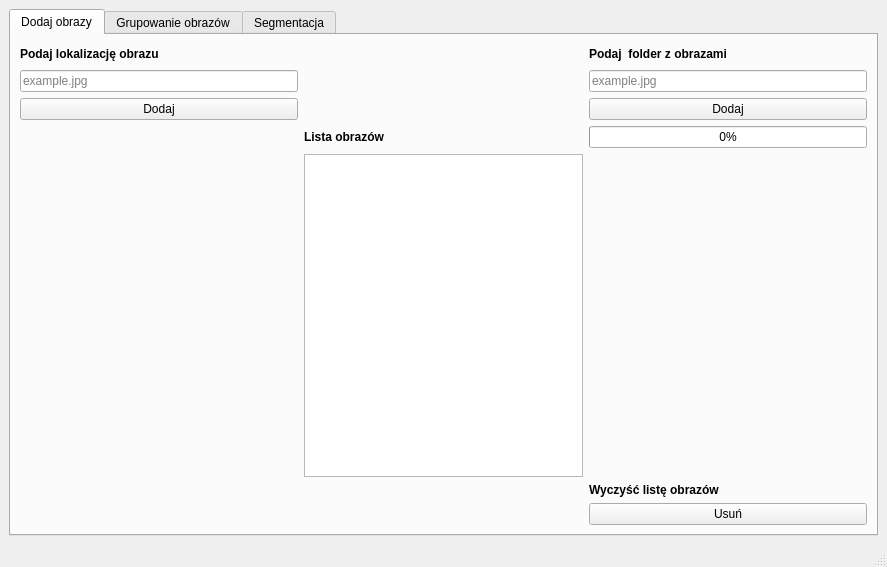
wranidlo/ImageSegmentation, file gui/designer.ui: the form before one commit.
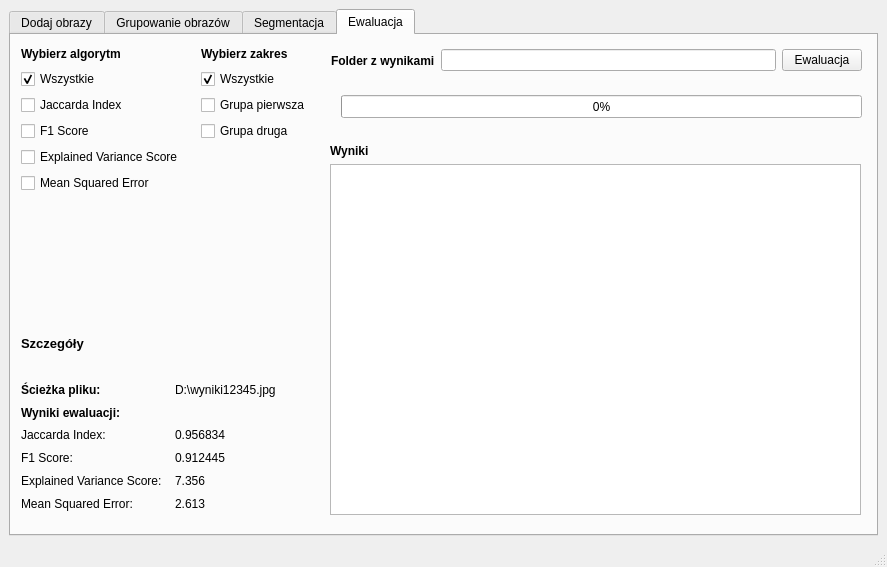
The form after the commit. The open tabs and pages were chosen to show the change.

Commit message:
GUI - fourth tab
Tab for evaluation added but without response to user actions (only view).

```diff
--- a/gui/designer.ui
+++ b/gui/designer.ui
@@ -510,6 +510,327 @@
         </item>
        </layout>
       </widget>
+      <widget class="QWidget" name="tab4">
+       <attribute name="title">
+        <string>Ewaluacja</string>
+       </attribute>
+       <widget class="QWidget" name="verticalLayoutWidget">
+        <property name="geometry">
+         <rect>
+          <x>10</x>
+          <y>10</y>
+          <width>174</width>
+          <height>148</height>
+         </rect>
+        </property>
+        <layout class="QVBoxLayout" name="verticalLayout_4">
+         <item>
+          <widget class="QLabel" name="label_11">
+           <property name="font">
+            <font>
+             <weight>75</weight>
+             <bold>true</bold>
+            </font>
+           </property>
+           <property name="text">
+            <string>Wybierz algorytm</string>
+           </property>
+           <property name="textFormat">
+            <enum>Qt::AutoText</enum>
+           </property>
+          </widget>
+         </item>
+         <item>
+          <widget class="QCheckBox" name="checkBox_8">
+           <property name="text">
+            <string>Wszystkie</string>
+           </property>
+           <property name="checked">
+            <bool>true</bool>
+           </property>
+          </widget>
+         </item>
+         <item>
+          <widget class="QCheckBox" name="checkBox">
+           <property name="text">
+            <string>Jaccarda Index</string>
+           </property>
+          </widget>
+         </item>
+         <item>
+          <widget class="QCheckBox" name="checkBox_2">
+           <property name="text">
+            <string>F1 Score</string>
+           </property>
+          </widget>
+         </item>
+         <item>
+          <widget class="QCheckBox" name="checkBox_3">
+           <property name="text">
+            <string>Explained Variance Score</string>
+           </property>
+          </widget>
+         </item>
+         <item>
+          <widget class="QCheckBox" name="checkBox_4">
+           <property name="text">
+            <string>Mean Squared Error</string>
+           </property>
+          </widget>
+         </item>
+        </layout>
+       </widget>
+       <widget class="QWidget" name="verticalLayoutWidget_2">
+        <property name="geometry">
+         <rect>
+          <x>190</x>
+          <y>10</y>
+          <width>121</width>
+          <height>96</height>
+         </rect>
+        </property>
+        <layout class="QVBoxLayout" name="verticalLayout_5">
+         <item>
+          <widget class="QLabel" name="label_12">
+           <property name="font">
+            <font>
+             <weight>75</weight>
+             <bold>true</bold>
+            </font>
+           </property>
+           <property name="text">
+            <string>Wybierz zakres</string>
+           </property>
+          </widget>
+         </item>
+         <item>
+          <widget class="QCheckBox" name="checkBox_5">
+           <property name="autoFillBackground">
+            <bool>false</bool>
+           </property>
+           <property name="text">
+            <string>Wszystkie</string>
+           </property>
+           <property name="checked">
+            <bool>true</bool>
+           </property>
+          </widget>
+         </item>
+         <item>
+          <widget class="QCheckBox" name="checkBox_6">
+           <property name="text">
+            <string>Grupa pierwsza</string>
+           </property>
+          </widget>
+         </item>
+         <item>
+          <widget class="QCheckBox" name="checkBox_7">
+           <property name="text">
+            <string>Grupa druga</string>
+           </property>
+          </widget>
+         </item>
+        </layout>
+       </widget>
+       <widget class="QProgressBar" name="progressBar">
+        <property name="geometry">
+         <rect>
+          <x>330</x>
+          <y>60</y>
+          <width>521</width>
+          <height>23</height>
+         </rect>
+        </property>
+        <property name="value">
+         <number>0</number>
+        </property>
+       </widget>
+       <widget class="QWidget" name="horizontalLayoutWidget">
+        <property name="geometry">
+         <rect>
+          <x>320</x>
+          <y>10</y>
+          <width>531</width>
+          <height>31</height>
+         </rect>
+        </property>
+        <layout class="QHBoxLayout" name="horizontalLayout_2">
+         <item>
+          <widget class="QLabel" name="label_13">
+           <property name="font">
+            <font>
+             <weight>75</weight>
+             <bold>true</bold>
+            </font>
+           </property>
+           <property name="text">
+            <string>Folder z wynikami</string>
+           </property>
+          </widget>
+         </item>
+         <item>
+          <widget class="QLineEdit" name="lineEdit"/>
+         </item>
+         <item>
+          <widget class="QPushButton" name="pushButton">
+           <property name="text">
+            <string>Ewaluacja</string>
+           </property>
+          </widget>
+         </item>
+        </layout>
+       </widget>
+       <widget class="QWidget" name="gridLayoutWidget">
+        <property name="geometry">
+         <rect>
+          <x>319</x>
+          <y>109</y>
+          <width>531</width>
+          <height>371</height>
+         </rect>
+        </property>
+        <layout class="QGridLayout" name="gridLayout_8">
+         <item row="0" column="0">
+          <widget class="QLabel" name="label_14">
+           <property name="font">
+            <font>
+             <weight>75</weight>
+             <bold>true</bold>
+            </font>
+           </property>
+           <property name="text">
+            <string>Wyniki</string>
+           </property>
+          </widget>
+         </item>
+         <item row="1" column="0">
+          <widget class="QListWidget" name="listWidget"/>
+         </item>
+        </layout>
+       </widget>
+       <widget class="QWidget" name="gridLayoutWidget_2">
+        <property name="geometry">
+         <rect>
+          <x>10</x>
+          <y>300</y>
+          <width>301</width>
+          <height>177</height>
+         </rect>
+        </property>
+        <layout class="QGridLayout" name="gridLayout_9">
+         <item row="5" column="1">
+          <widget class="QLabel" name="label_25">
+           <property name="text">
+            <string>0.912445</string>
+           </property>
+          </widget>
+         </item>
+         <item row="2" column="1">
+          <widget class="QLabel" name="label_18">
+           <property name="text">
+            <string>D:\wyniki12345.jpg</string>
+           </property>
+          </widget>
+         </item>
+         <item row="6" column="0">
+          <widget class="QLabel" name="label_22">
+           <property name="text">
+            <string>Explained Variance Score:</string>
+           </property>
+          </widget>
+         </item>
+         <item row="6" column="1">
+          <widget class="QLabel" name="label_26">
+           <property name="text">
+            <string>7.356</string>
+           </property>
+          </widget>
+         </item>
+         <item row="0" column="0">
+          <widget class="QLabel" name="label_15">
+           <property name="font">
+            <font>
+             <pointsize>10</pointsize>
+             <weight>75</weight>
+             <bold>true</bold>
+            </font>
+           </property>
+           <property name="text">
+            <string>Szczegóły</string>
+           </property>
+          </widget>
+         </item>
+         <item row="7" column="0">
+          <widget class="QLabel" name="label_23">
+           <property name="text">
+            <string>Mean Squared Error:</string>
+           </property>
+          </widget>
+         </item>
+         <item row="5" column="0">
+          <widget class="QLabel" name="label_21">
+           <property name="text">
+            <string>F1 Score:</string>
+           </property>
+          </widget>
+         </item>
+         <item row="2" column="0">
+          <widget class="QLabel" name="label_16">
+           <property name="font">
+            <font>
+             <weight>75</weight>
+             <bold>true</bold>
+            </font>
+           </property>
+           <property name="text">
+            <string>Ścieżka pliku:</string>
+           </property>
+          </widget>
+         </item>
+         <item row="3" column="0">
+          <widget class="QLabel" name="label_19">
+           <property name="font">
+            <font>
+             <weight>75</weight>
+             <bold>true</bold>
+            </font>
+           </property>
+           <property name="text">
+            <string>Wyniki ewaluacji:</string>
+           </property>
+          </widget>
+         </item>
+         <item row="4" column="0">
+          <widget class="QLabel" name="label_20">
+           <property name="text">
+            <string>Jaccarda Index:</string>
+           </property>
+          </widget>
+         </item>
+         <item row="7" column="1">
+          <widget class="QLabel" name="label_27">
+           <property name="text">
+            <string>2.613</string>
+           </property>
+          </widget>
+         </item>
+         <item row="4" column="1">
+          <widget class="QLabel" name="label_24">
+           <property name="text">
+            <string>0.956834</string>
+           </property>
+          </widget>
+         </item>
+         <item row="1" column="0">
+          <widget class="QLabel" name="label_28">
+           <property name="text">
+            <string/>
+           </property>
+          </widget>
+         </item>
+        </layout>
+       </widget>
+      </widget>
      </widget>
     </item>
    </layout>
```
The commit also changes 2 other files.
